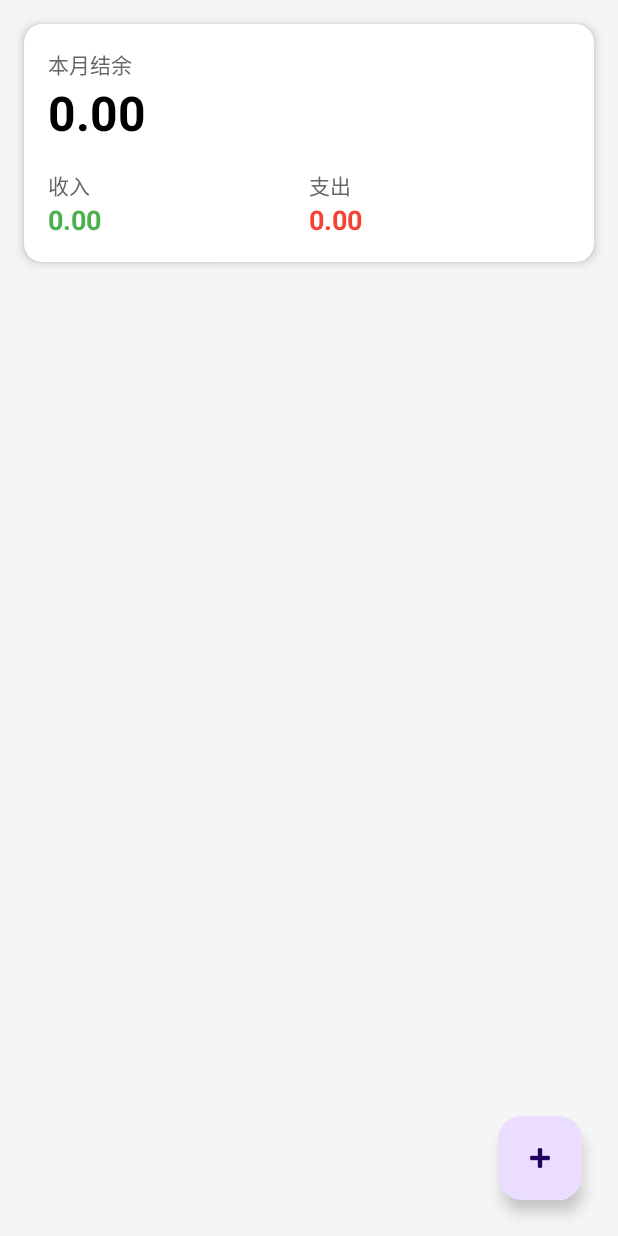
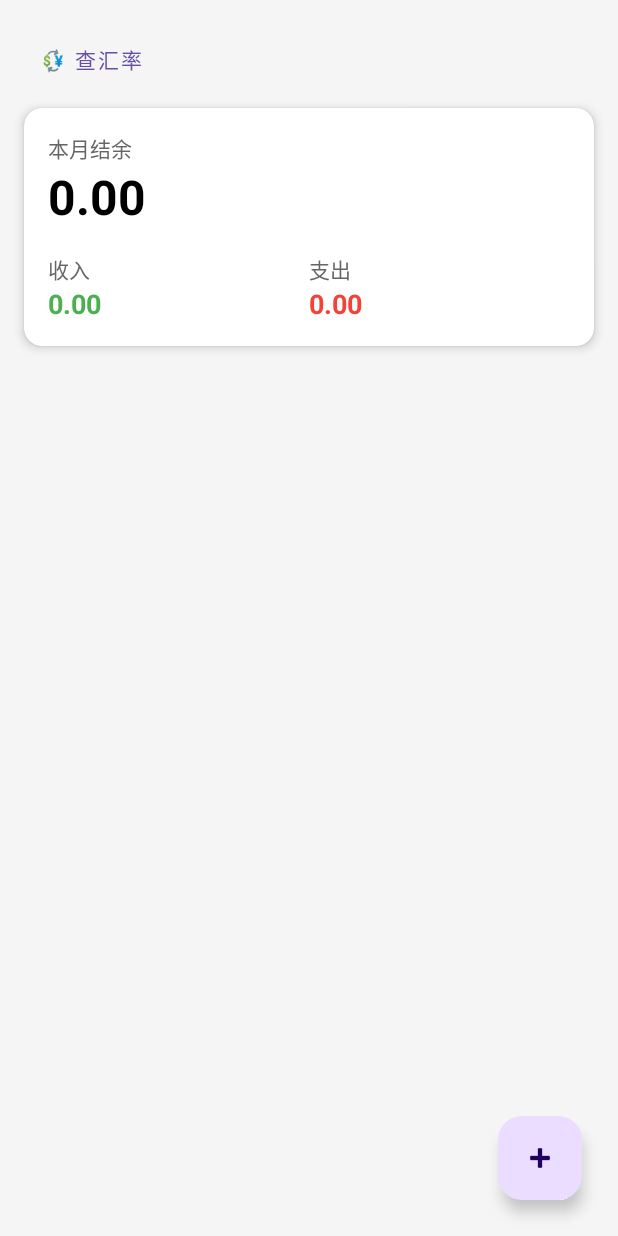
Before and after one commit to xyxhdesu/CoinTrack, an Android app: the screen it shows after launch (MainActivity), on a phone screen of 412 x 824 dp. Run offline under Robolectric (Android 15) with nearby library versions, the phone set to English and light mode, and no system bars; our stand-ins replace Room's generated code.

Commit message:
Feat: Implement real-time exchange rate with Retrofit

```diff
--- a/app/src/main/AndroidManifest.xml
+++ b/app/src/main/AndroidManifest.xml
@@ -1,7 +1,7 @@
 <?xml version="1.0" encoding="utf-8"?>
 <manifest xmlns:android="http://schemas.android.com/apk/res/android"
     xmlns:tools="http://schemas.android.com/tools">
-
+    <uses-permission android:name="android.permission.INTERNET" />
     <application
         android:allowBackup="true"
         android:dataExtractionRules="@xml/data_extraction_rules"
--- a/app/src/main/java/com/example/cointrack/ui/home/HomeFragment.kt
+++ b/app/src/main/java/com/example/cointrack/ui/home/HomeFragment.kt
@@ -67,6 +67,10 @@ class HomeFragment : Fragment() {
             // 注意：R.id.action_homeFragment_to_addTransactionFragment 必须和你 nav_graph.xml 里的 id 一致
             findNavController().navigate(R.id.action_homeFragment_to_addTransactionFragment)
         }
+        // 汇率按钮点击事件
+        binding.btnRate.setOnClickListener {
+            findNavController().navigate(R.id.action_homeFragment_to_rateFragment)
+        }
     }
 
     private fun updateBalance(income: Double, expense: Double) {
--- a/app/src/main/res/layout/fragment_home.xml
+++ b/app/src/main/res/layout/fragment_home.xml
@@ -7,14 +7,26 @@
     android:layout_height="match_parent"
     android:background="#F5F5F5">
 
+    <Button
+        android:id="@+id/btnRate"
+        android:layout_width="wrap_content"
+        android:layout_height="wrap_content"
+        android:layout_margin="16dp"
+        android:text="💱 查汇率"
+        app:iconPadding="8dp"
+        style="@style/Widget.MaterialComponents.Button.TextButton"
+        app:layout_constraintStart_toStartOf="parent"
+        app:layout_constraintTop_toTopOf="parent" />
+
     <androidx.cardview.widget.CardView
         android:id="@+id/cardSummary"
         android:layout_width="match_parent"
         android:layout_height="wrap_content"
-        android:layout_margin="16dp"
+        android:layout_marginHorizontal="16dp"
+        android:layout_marginTop="8dp"
         app:cardCornerRadius="12dp"
         app:cardElevation="4dp"
-        app:layout_constraintTop_toTopOf="parent"
+        app:layout_constraintTop_toBottomOf="@id/btnRate"
         app:layout_constraintStart_toStartOf="parent"
         app:layout_constraintEnd_toEndOf="parent">
 
@@ -51,13 +63,11 @@
                     android:layout_height="wrap_content"
                     android:layout_weight="1"
                     android:orientation="vertical">
-
                     <TextView
                         android:layout_width="wrap_content"
                         android:layout_height="wrap_content"
                         android:text="收入"
                         android:textColor="#666666"/>
-
                     <TextView
                         android:id="@+id/tvTotalIncome"
                         android:layout_width="wrap_content"
@@ -73,13 +83,11 @@
                     android:layout_height="wrap_content"
                     android:layout_weight="1"
                     android:orientation="vertical">
-
                     <TextView
                         android:layout_width="wrap_content"
                         android:layout_height="wrap_content"
                         android:text="支出"
                         android:textColor="#666666"/>
-
                     <TextView
                         android:id="@+id/tvTotalExpense"
                         android:layout_width="wrap_content"
--- a/app/src/main/res/navigation/nav_graph.xml
+++ b/app/src/main/res/navigation/nav_graph.xml
@@ -10,9 +10,14 @@
         android:name="com.example.cointrack.ui.home.HomeFragment"
         android:label="首页"
         tools:layout="@layout/fragment_home">
+
         <action
             android:id="@+id/action_homeFragment_to_addTransactionFragment"
             app:destination="@id/addTransactionFragment" />
+
+        <action
+            android:id="@+id/action_homeFragment_to_rateFragment"
+            app:destination="@id/rateFragment" />
     </fragment>
 
     <fragment
@@ -20,4 +25,10 @@
         android:name="com.example.cointrack.ui.add.AddTransactionFragment"
         android:label="记一笔"
         tools:layout="@layout/fragment_add_transaction" />
+
+    <fragment
+        android:id="@+id/rateFragment"
+        android:name="com.example.cointrack.ui.tools.RateFragment"
+        android:label="汇率查询"
+        tools:layout="@layout/fragment_rate" />
 </navigation>
```
Also changed, not shown: app/src/main/java/com/example/cointrack/data/network/ExchangeRateApi.kt (added, +13 -0 lines), app/src/main/java/com/example/cointrack/data/network/ExchangeRateResponse.kt (added, +12 -0 lines), app/src/main/java/com/example/cointrack/data/network/RetrofitClient.kt (added, +16 -0 lines), app/src/main/java/com/example/cointrack/ui/tools/RateFragment.kt (added, +58 -0 lines), app/src/main/java/com/example/cointrack/viewmodel/MainViewModel.kt (+21 -0 lines), app/src/main/res/layout/fragment_rate.xml (added, +76 -0 lines).
